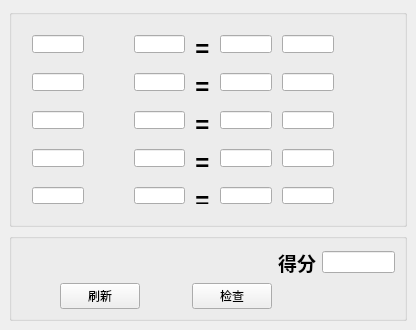
Qt form GreateWall/Mathematics.ui (JerryChouHi/Python) before a commit.
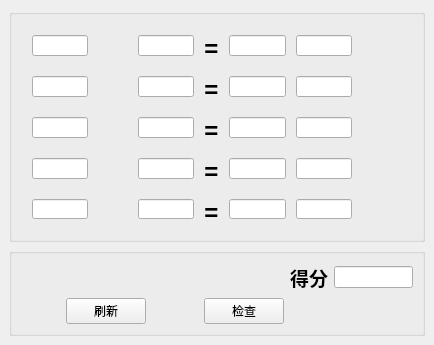
The same form after that commit. Icons and pictures are not drawn.

Patch:
```diff
--- a/GreateWall/Mathematics.ui
+++ b/GreateWall/Mathematics.ui
@@ -6,8 +6,8 @@
    <rect>
     <x>0</x>
     <y>0</y>
-    <width>416</width>
-    <height>330</height>
+    <width>434</width>
+    <height>345</height>
    </rect>
   </property>
   <property name="minimumSize">
```
Left out of the diff: 4 changed lines with no effect on the pictures.
